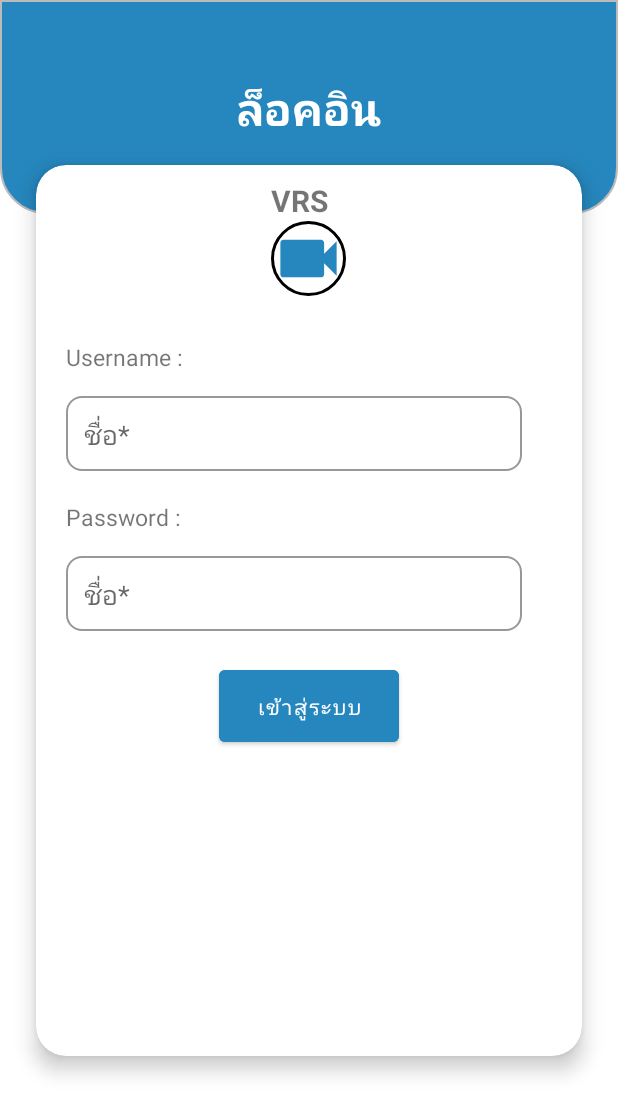
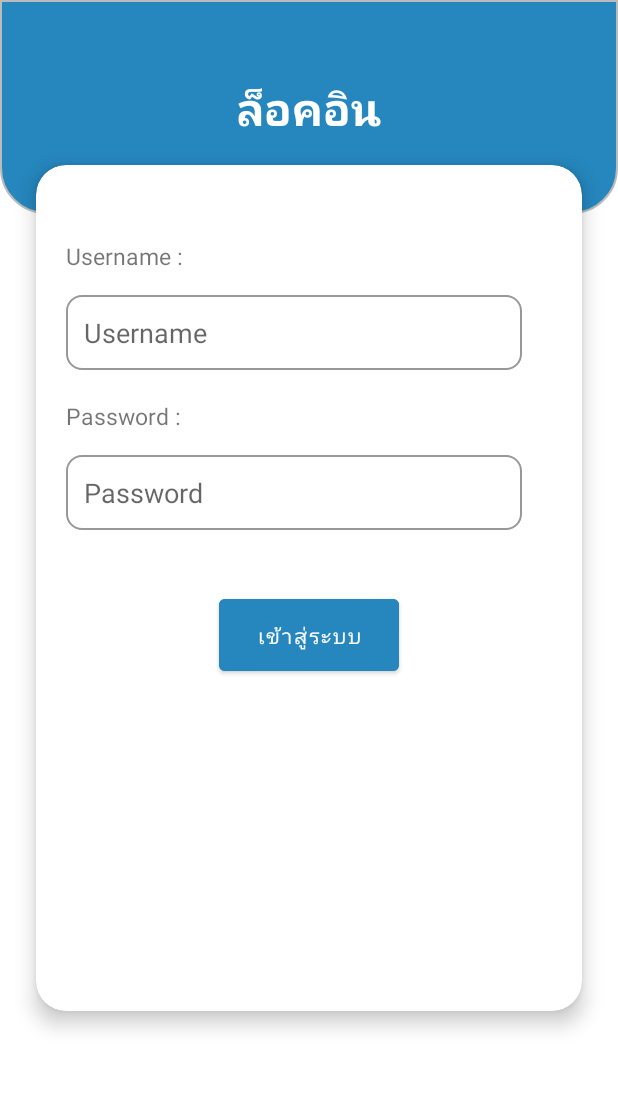
Before and after one commit to Songkeit/CRM-MOBILE_PAGINATION, an Android app: the screen it shows after launch (LoginPage), on a phone screen of 412 x 824 dp. Shown: the top 1115 px of the screen. Run offline under Robolectric (Android 15) with nearby library versions, the phone set to English and light mode, and no system bars; our stand-ins replace Dagger/Hilt's generated code.

```diff
--- a/app/src/main/java/com/ezatpanah/hilt_retrofit_paging_youtube/ui/NormalFragment.kt
+++ b/app/src/main/java/com/ezatpanah/hilt_retrofit_paging_youtube/ui/NormalFragment.kt
@@ -129,7 +129,7 @@ class NormalFragment : Fragment() {
                                     when (it) {
                                         is NormalViewModel.StateController.Success -> {
                                             Toast(context).showCustomToast(
-                                                "ลบข้อมูลสำเร็จ",
+                                                "ทำรายการสำเร็จ",
                                                 this@NormalFragment,
                                                 R.color.success
                                             )
--- a/app/src/main/res/layout/activity_login_page.xml
+++ b/app/src/main/res/layout/activity_login_page.xml
@@ -41,7 +41,7 @@
             android:layout_marginStart="24dp"
             android:layout_marginEnd="24dp"
             android:layout_marginTop="110dp"
-            android:layout_marginBottom="120dp"
+            android:layout_marginBottom="150dp"
             app:cardElevation="8dp"
             app:cardPreventCornerOverlap="true"
             android:shadowRadius="50"
@@ -53,23 +53,22 @@
                 android:orientation="vertical"
                 android:layout_gravity="center"
                 >
-                <TextView
-                    android:layout_width="wrap_content"
-                    android:layout_height="wrap_content"
-                    android:layout_gravity="center"
-                    android:text="VRS"
-                    android:textStyle="bold|normal"
-                    android:textSize="20dp"
-                    android:padding="10dp"
-
-                    android:drawableBottom="@drawable/circular_my_icon"
-                    />
+<!--                <TextView-->
+<!--                    android:layout_width="wrap_content"-->
+<!--                    android:layout_height="wrap_content"-->
+<!--                    android:layout_gravity="center"-->
+<!--                    android:textStyle="bold|normal"-->
+<!--                    android:textSize="20dp"-->
+<!--                    android:padding="10dp"-->
+<!--                    android:drawableBottom="@drawable/circular_my_icon"-->
+<!--                    />-->
 
             <LinearLayout
                 android:layout_width="match_parent"
                 android:layout_height="wrap_content"
                 android:orientation="vertical"
                 android:padding="20dp"
+                android:layout_marginTop="30dp"
 
                 >
                 <TextView
@@ -96,7 +95,7 @@
                         android:layout_weight="0.75"
                         android:background="@drawable/custom_input"
                         android:ems="10"
-                        android:hint="ชื่อ*"
+                        android:hint="Username"
                         android:inputType="text"
                         android:lines="10"
                         android:maxLines="15"
@@ -131,8 +130,8 @@
                         android:layout_weight="0.75"
                         android:background="@drawable/custom_input"
                         android:ems="10"
-                        android:hint="ชื่อ*"
-                        android:inputType="text"
+                        android:hint="Password"
+                        android:inputType="textPassword"
                         android:lines="10"
                         android:maxLines="15"
                         android:minLines="1"
@@ -156,6 +155,7 @@
                     android:padding="5dp"
                     android:backgroundTint="#2587be"
                     android:text="เข้าสู่ระบบ"
+                    android:layout_marginTop="20dp"
                     />
             </LinearLayout>
 
```
Also changed, not shown: app/src/main/java/com/ezatpanah/hilt_retrofit_paging_youtube/ui/MainActivity.kt (+4 -3 lines), app/src/main/res/layout/fragment_unsaved.xml (+8 -6 lines).
